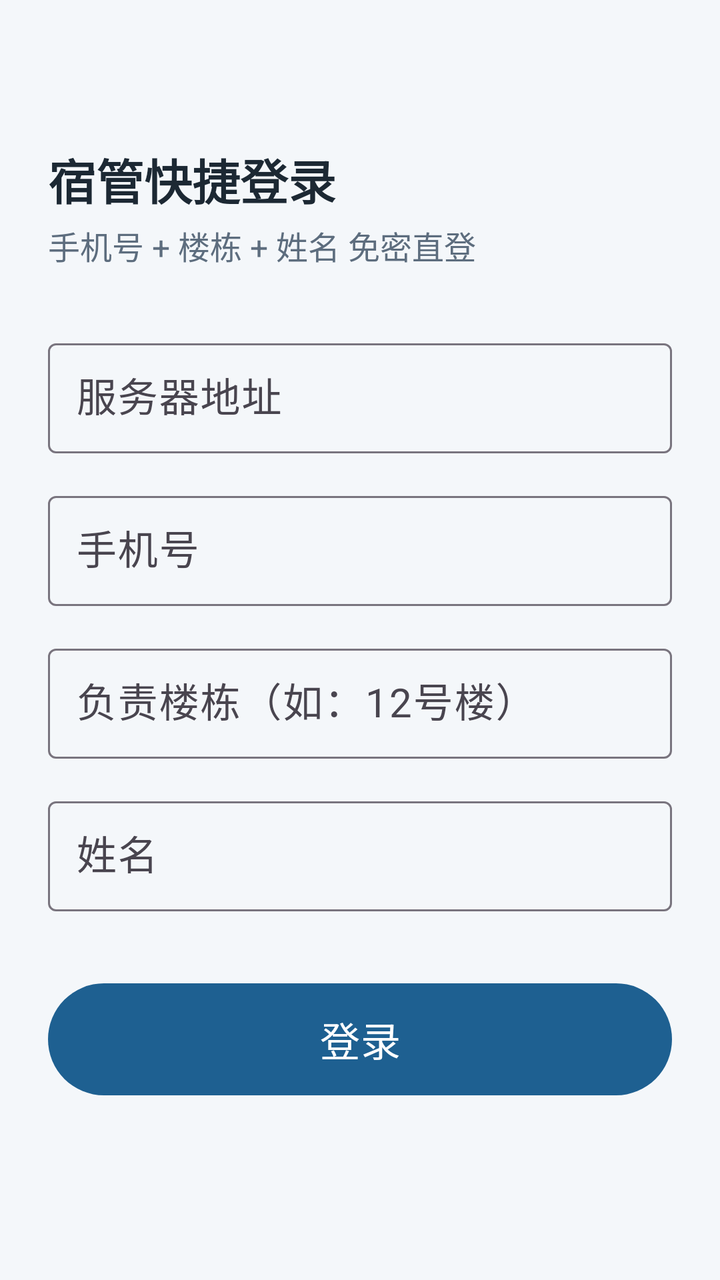
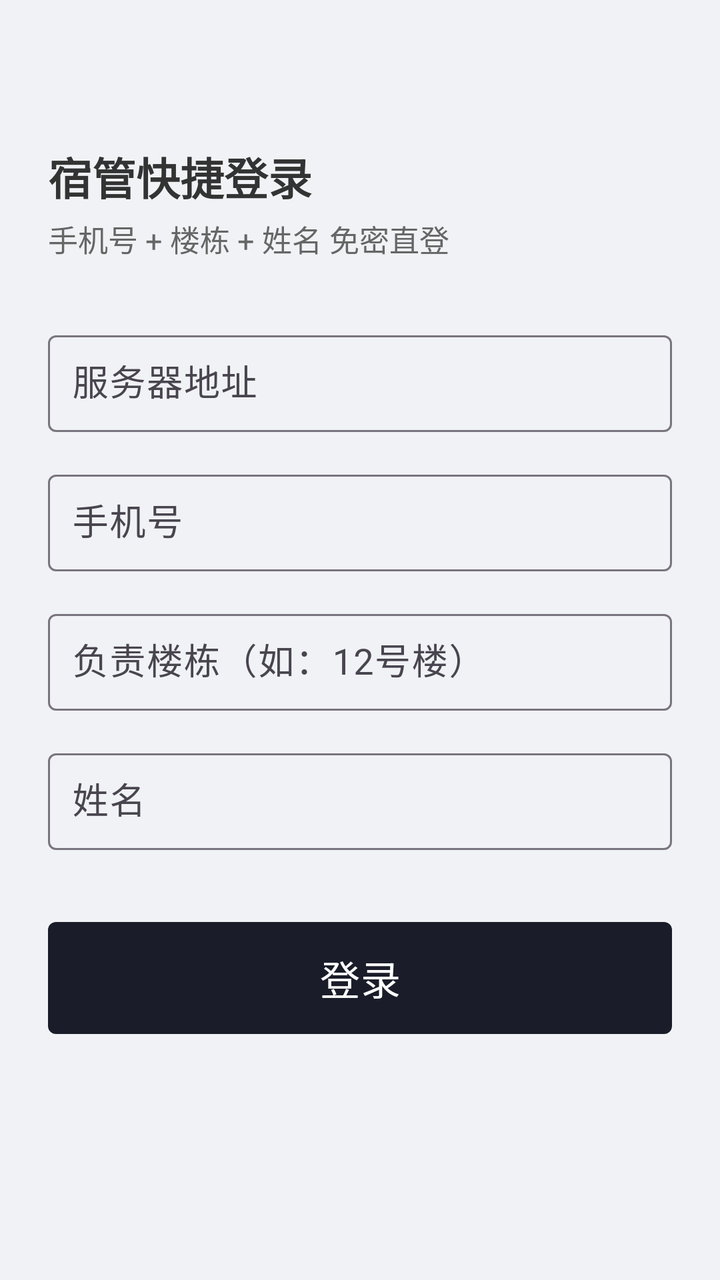

The first picture is an Android layout as it rendered before a commit; the second is the same layout after the commit. The layout source and the unified diff follow.
<!-- AndroidManifest.xml: application theme Theme.XghApp -->
<!-- res/layout/activity_login.xml -->
<?xml version="1.0" encoding="utf-8"?>
<ScrollView xmlns:android="http://schemas.android.com/apk/res/android"
    android:layout_width="match_parent"
    android:layout_height="match_parent"
    android:fillViewport="true">

    <LinearLayout
        android:layout_width="match_parent"
        android:layout_height="wrap_content"
        android:orientation="vertical"
        android:padding="24dp">

        <TextView
            android:id="@+id/tvTitle"
            style="@style/TextTitle"
            android:layout_width="wrap_content"
            android:layout_height="wrap_content"
            android:layout_marginTop="48dp"
            android:text="@string/login_title" />

        <TextView
            style="@style/TextSub"
            android:layout_width="wrap_content"
            android:layout_height="wrap_content"
            android:layout_marginTop="4dp"
            android:text="@string/login_subtitle" />

        <com.google.android.material.textfield.TextInputLayout
            android:layout_width="match_parent"
            android:layout_height="wrap_content"
            android:layout_marginTop="32dp"
            android:hint="@string/server_url">

            <com.google.android.material.textfield.TextInputEditText
                android:id="@+id/etServer"
                style="@style/InputBig"
                android:layout_width="match_parent"
                android:layout_height="wrap_content"
                android:inputType="textUri" />
        </com.google.android.material.textfield.TextInputLayout>

        <com.google.android.material.textfield.TextInputLayout
            android:layout_width="match_parent"
            android:layout_height="wrap_content"
            android:layout_marginTop="16dp"
            android:hint="@string/phone">

            <com.google.android.material.textfield.TextInputEditText
                android:id="@+id/etPhone"
                style="@style/InputBig"
                android:layout_width="match_parent"
                android:layout_height="wrap_content"
                android:inputType="phone"
                android:maxLength="20" />
        </com.google.android.material.textfield.TextInputLayout>

        <com.google.android.material.textfield.TextInputLayout
            android:layout_width="match_parent"
            android:layout_height="wrap_content"
            android:layout_marginTop="16dp"
            android:hint="@string/building">

            <com.google.android.material.textfield.TextInputEditText
                android:id="@+id/etBuilding"
                style="@style/InputBig"
                android:layout_width="match_parent"
                android:layout_height="wrap_content"
                android:inputType="text" />
        </com.google.android.material.textfield.TextInputLayout>

        <com.google.android.material.textfield.TextInputLayout
            android:layout_width="match_parent"
            android:layout_height="wrap_content"
            android:layout_marginTop="16dp"
            android:hint="@string/real_name">

            <com.google.android.material.textfield.TextInputEditText
                android:id="@+id/etName"
                style="@style/InputBig"
                android:layout_width="match_parent"
                android:layout_height="wrap_content"
                android:inputType="textPersonName" />
        </com.google.android.material.textfield.TextInputLayout>

        <com.google.android.material.button.MaterialButton
            android:id="@+id/btnLogin"
            android:layout_width="match_parent"
            android:layout_height="64dp"
            android:layout_marginTop="32dp"
            android:text="@string/login_btn"
            android:textSize="20sp" />

        <ProgressBar
            android:id="@+id/progress"
            android:layout_width="wrap_content"
            android:layout_height="wrap_content"
            android:layout_gravity="center"
            android:layout_marginTop="16dp"
            android:visibility="gone" />
    </LinearLayout>
</ScrollView>
<!-- resources referenced by this layout -->
<resources>
  <string name="building">负责楼栋（如：12号楼）</string>
  <string name="login_btn">登录</string>
  <string name="login_subtitle">手机号 + 楼栋 + 姓名 免密直登</string>
  <string name="login_title">宿管快捷登录</string>
  <string name="phone">手机号</string>
  <string name="real_name">姓名</string>
  <string name="server_url">服务器地址</string>
  <style name="InputBig">
          <item name="android:textSize">20sp</item>
          <item name="android:padding">14dp</item>
      </style>
  <style name="TextSub">
          <item name="android:textSize">16sp</item>
          <item name="android:textColor">@color/text_sub</item>
      </style>
  <style name="TextTitle">
          <item name="android:textSize">24sp</item>
          <item name="android:textColor">@color/text_main</item>
          <item name="android:textStyle">bold</item>
      </style>
  <style name="Theme.XghApp" parent="Theme.Material3.Light.NoActionBar">
          <item name="colorPrimary">@color/brand_primary</item>
          <item name="colorOnPrimary">@color/white</item>
          <item name="colorPrimaryContainer">@color/brand_surface</item>
          <item name="android:statusBarColor">@color/brand_dark</item>
          <item name="android:windowBackground">@color/brand_surface</item>
      </style>
  <color name="text_sub">#5D6D7E</color>
  <color name="text_main">#1C2833</color>
  <color name="brand_primary">#1E6091</color>
  <color name="white">#FFFFFF</color>
  <color name="brand_surface">#F4F7FA</color>
  <color name="brand_dark">#0A2E4D</color>
</resources>

<!-- the commit's change to res/layout/activity_login.xml (unified diff, before → after) -->
@@ -1,5 +1,6 @@
 <?xml version="1.0" encoding="utf-8"?>
 <ScrollView xmlns:android="http://schemas.android.com/apk/res/android"
+    xmlns:app="http://schemas.android.com/apk/res-auto"
     android:layout_width="match_parent"
     android:layout_height="match_parent"
     android:fillViewport="true">
@@ -88,7 +89,8 @@
             android:layout_height="64dp"
             android:layout_marginTop="32dp"
             android:text="@string/login_btn"
-            android:textSize="20sp" />
+            android:textSize="20sp"
+            app:cornerRadius="4dp" />
 
         <ProgressBar
             android:id="@+id/progress"
<!-- resource entries referenced after the edit -->
@@ -8,15 +8,16 @@
   <string name="real_name">姓名</string>
   <string name="server_url">服务器地址</string>
   <style name="InputBig">
-          <item name="android:textSize">20sp</item>
-          <item name="android:padding">14dp</item>
+          <item name="android:textSize">18sp</item>
+          <item name="android:textColor">@color/text_main</item>
+          <item name="android:padding">12dp</item>
       </style>
   <style name="TextSub">
-          <item name="android:textSize">16sp</item>
+          <item name="android:textSize">15sp</item>
           <item name="android:textColor">@color/text_sub</item>
       </style>
   <style name="TextTitle">
-          <item name="android:textSize">24sp</item>
+          <item name="android:textSize">22sp</item>
           <item name="android:textColor">@color/text_main</item>
           <item name="android:textStyle">bold</item>
       </style>
@@ -27,11 +28,11 @@
           <item name="android:statusBarColor">@color/brand_dark</item>
           <item name="android:windowBackground">@color/brand_surface</item>
       </style>
-  <color name="text_sub">#5D6D7E</color>
-  <color name="text_main">#1C2833</color>
-  <color name="brand_primary">#1E6091</color>
+  <color name="text_sub">#666666</color>
+  <color name="text_main">#333333</color>
+  <color name="brand_primary">#1A1D29</color>
   <color name="white">#FFFFFF</color>
-  <color name="brand_surface">#F4F7FA</color>
-  <color name="brand_dark">#0A2E4D</color>
+  <color name="brand_surface">#F0F2F5</color>
+  <color name="brand_dark">#1A1D29</color>
 </resources>
 
